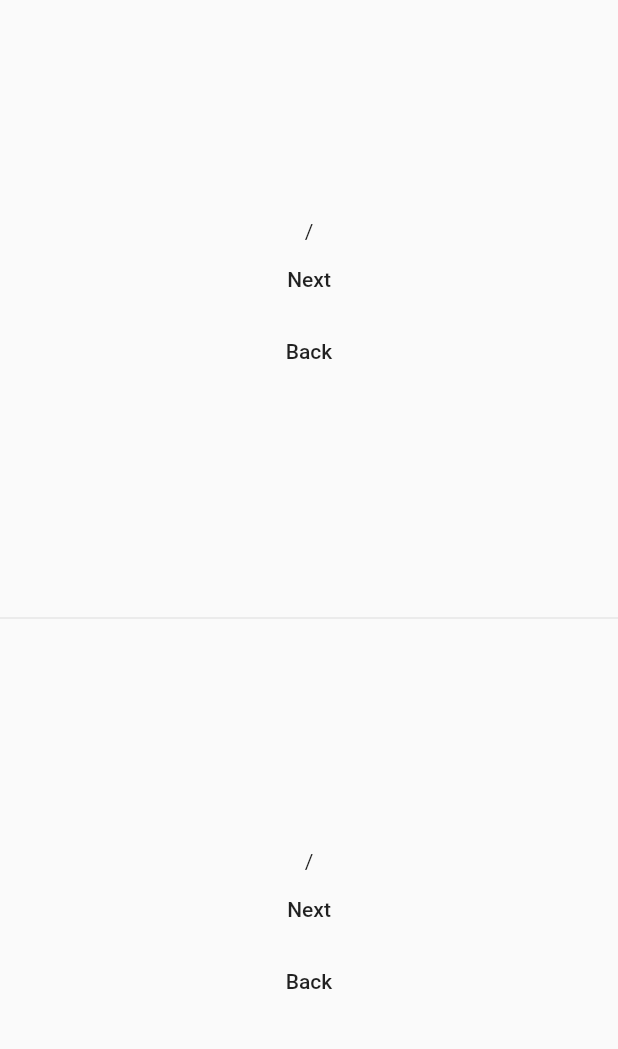
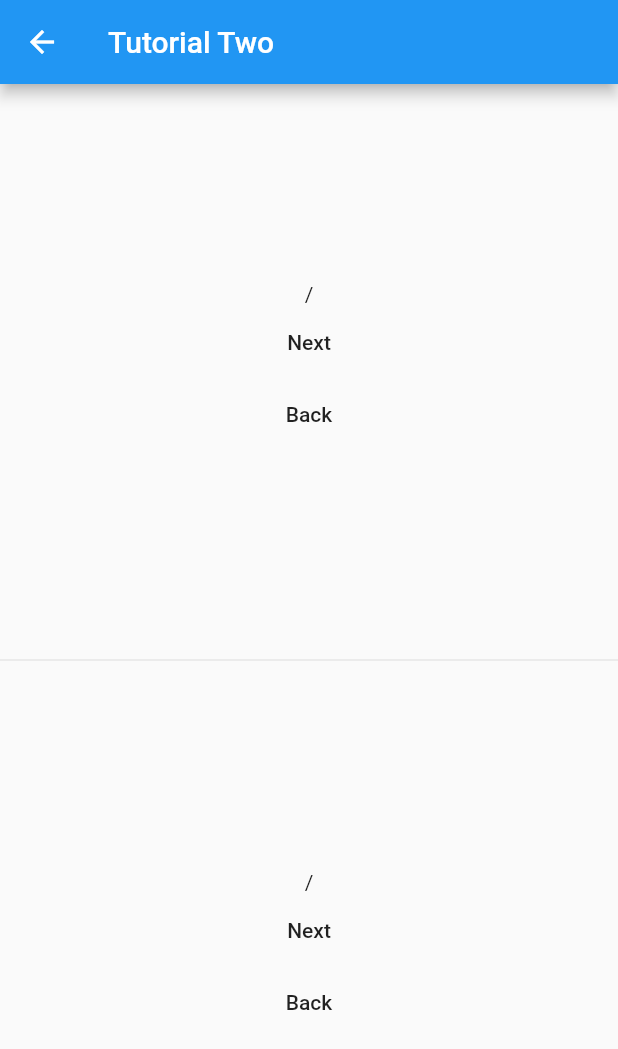
Before and after one commit to roy-adler/material-page-route-example, a Flutter app: the Tutorial2 screen opened directly, on a phone screen of 412 x 824 dp. Shown: the top 1049 px of the screen. Run offline on Flutter 3.47's test engine with Material 2 defaults, Android fonts, the phone set to English and light mode, and no system bars.

Commit message:
finished commit

```diff
--- a/lib/main.dart
+++ b/lib/main.dart
@@ -43,7 +43,7 @@ class _MainPageState extends State<MainPage> {
               );
             },
             child: Container(
-              child: Text("TutorialOne"),
+              child: Text("Tutorial One"),
             ),
           ),
           FlatButton(
@@ -54,7 +54,7 @@ class _MainPageState extends State<MainPage> {
               );
             },
             child: Container(
-              child: Text("TutorialOne"),
+              child: Text("Tutorial Two"),
             ),
           ),
         ],
@@ -67,7 +67,9 @@ class Tutorial1 extends StatelessWidget {
   @override
   Widget build(BuildContext context) {
     return Scaffold(
-      appBar: AppBar(),
+      appBar: AppBar(
+        title: Text("Tutorial One"),
+      ),
       body: CenterColumn(
         children: <Widget>[
           Text("I am Tutorial 1."),
@@ -111,6 +113,9 @@ class Tutorial2 extends StatelessWidget {
   @override
   Widget build(BuildContext context) {
     return new Scaffold(
+      appBar: AppBar(
+        title: Text("Tutorial Two"),
+      ),
       body: new Column(
         children: <Widget>[
           new Expanded(
```
Also changed, not shown: 7 other files.
